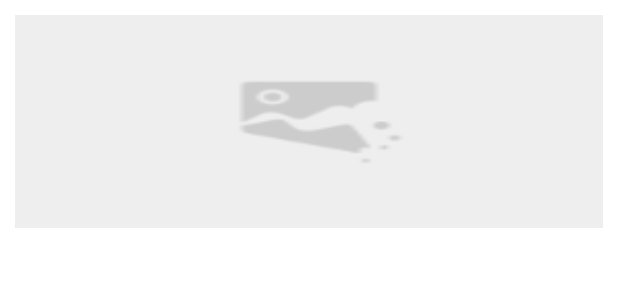
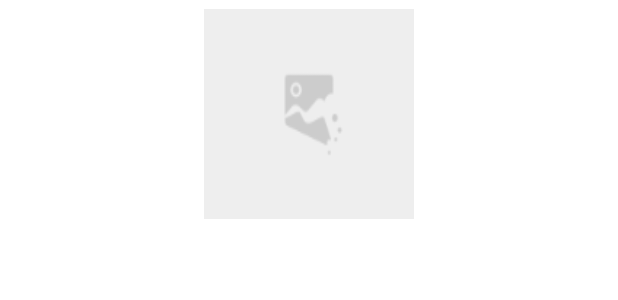
Before and after one commit to iSmartest/FreshMall, an Android app: the layout item_grid_shop.xml on its own in the app's theme, with its tools: preview values and no code run, on a phone screen of 412 x 824 dp. Shown: the top 300 px of the screen. Run offline under Robolectric (Android 15) with nearby library versions, the phone set to English and light mode, and no system bars.

Commit message:
0309溜达兔个别完善

```diff
--- a/app/src/main/java/com/lixin/freshmall/activity/MoreShopActivity.java
+++ b/app/src/main/java/com/lixin/freshmall/activity/MoreShopActivity.java
@@ -4,6 +4,7 @@ import android.content.Intent;
 import android.os.Bundle;
 import android.support.v7.widget.GridLayoutManager;
 import android.support.v7.widget.RecyclerView;
+import android.util.Log;
 
 import com.example.xrecyclerview.XRecyclerView;
 import com.google.gson.Gson;
@@ -107,6 +108,7 @@ public class MoreShopActivity extends BaseActivity {
 
             @Override
             public void onResponse(String response, int id) {
+                Log.i("rer", "onResponse: " + response);
                 Gson gson = new Gson();
                 if (dialog1 != null){
                     dialog1.dismiss();
--- a/app/src/main/java/com/lixin/freshmall/activity/NowBuyActivity.java
+++ b/app/src/main/java/com/lixin/freshmall/activity/NowBuyActivity.java
@@ -513,8 +513,7 @@ public class NowBuyActivity extends BaseActivity {
     }
 
     private void ThreePayment(Double mtotalMoney, String boby, String type, String orderId) {
-//        int amount = (int) (mtotalMoney * 100);
-        int amount = 1;
+        int amount = (int) (mtotalMoney * 100);
         progressDlg = ProgressDialog.createLoadingDialog(context, "处理中，请稍后...");
         if (type.equals("1")) {
             progressDlg.show();
--- /dev/null
+++ b/app/src/main/res/drawable/shape_text_shadow.xml
@@ -0,0 +1,12 @@
+<?xml version="1.0" encoding="utf-8"?>
+<shape xmlns:android="http://schemas.android.com/apk/res/android">
+    <solid android:color="@color/text_fraction_red" />
+    <corners android:radius="0dp" />
+    <stroke android:color="@color/text_fraction_red"
+        android:width="1dp"/>
+    <padding
+        android:bottom="4dp"
+        android:left="4dp"
+        android:right="4dp"
+        android:top="4dp" />
+</shape>
--- a/app/src/main/res/layout/item_grid_shop.xml
+++ b/app/src/main/res/layout/item_grid_shop.xml
@@ -7,17 +7,34 @@
         android:layout_width="match_parent"
         android:layout_height="wrap_content"
         android:orientation="vertical"
+        android:gravity="center"
         android:background="@color/app_main_default"
         android:padding="6dp">
-        <ImageView
-            android:id="@+id/ima_grid_shop_picture"
-            android:layout_width="match_parent"
-            android:layout_height="150dp"
-            android:padding="4dp"
-            android:layout_gravity="center"
-            android:scaleType="fitXY"
-            android:src="@drawable/image_fail_empty"
-            android:contentDescription="@string/empty_icon"/>
+        <RelativeLayout
+            android:layout_width="140dp"
+            android:layout_height="140dp">
+            <ImageView
+                android:id="@+id/ima_grid_shop_picture"
+                android:layout_width="140dp"
+                android:layout_height="140dp"
+                android:layout_centerInParent="true"
+                android:scaleType="fitXY"
+                android:src="@drawable/image_fail_empty"
+                android:contentDescription="@string/empty_icon"/>
+            <TextView
+                android:id="@+id/tv_sale_state"
+                android:layout_width="50dp"
+                android:layout_height="wrap_content"
+                android:text="已售罄"
+                android:layout_margin="4dp"
+                android:gravity="center"
+                android:textSize="12dp"
+                android:textColor="@color/app_main_default"
+                android:background="@drawable/shape_text_shadow"
+                android:layout_alignParentRight="true"
+                android:visibility="gone"/>
+        </RelativeLayout>
+
         <LinearLayout
             android:layout_width="match_parent"
             android:layout_height="wrap_content"
--- a/app/src/main/res/values/colors.xml
+++ b/app/src/main/res/values/colors.xml
@@ -26,4 +26,6 @@
     <color name="text_now_pay">#ffaf00</color>
     <color name="dot_background_color">#fcd196</color>
     <color name="dot_and_line">#e5e9f2</color>
+    <color name="colorBanTransparent">#50000000</color>
+
 </resources>
```
Also changed, not shown: app/src/main/java/com/lixin/freshmall/adapter/HomeHotGridAdapter.java (+7 -1 lines), app/src/main/java/com/lixin/freshmall/adapter/MoreHotShopAdapter.java (+7 -1 lines), app/src/main/java/com/lixin/freshmall/adapter/SecondAdapter.java (+7 -1 lines), app/src/main/java/com/lixin/freshmall/model/ClassBean.java (+9 -0 lines), app/src/main/java/com/lixin/freshmall/model/HomeBean.java (+9 -0 lines), app/src/main/java/com/lixin/freshmall/model/MoreShopBean.java (+9 -0 lines), app/src/main/res/layout/item_more_grid_shop.xml (+20 -4 lines), app/src/main/res/layout/item_second.xml (+17 -0 lines), 6 other files.
